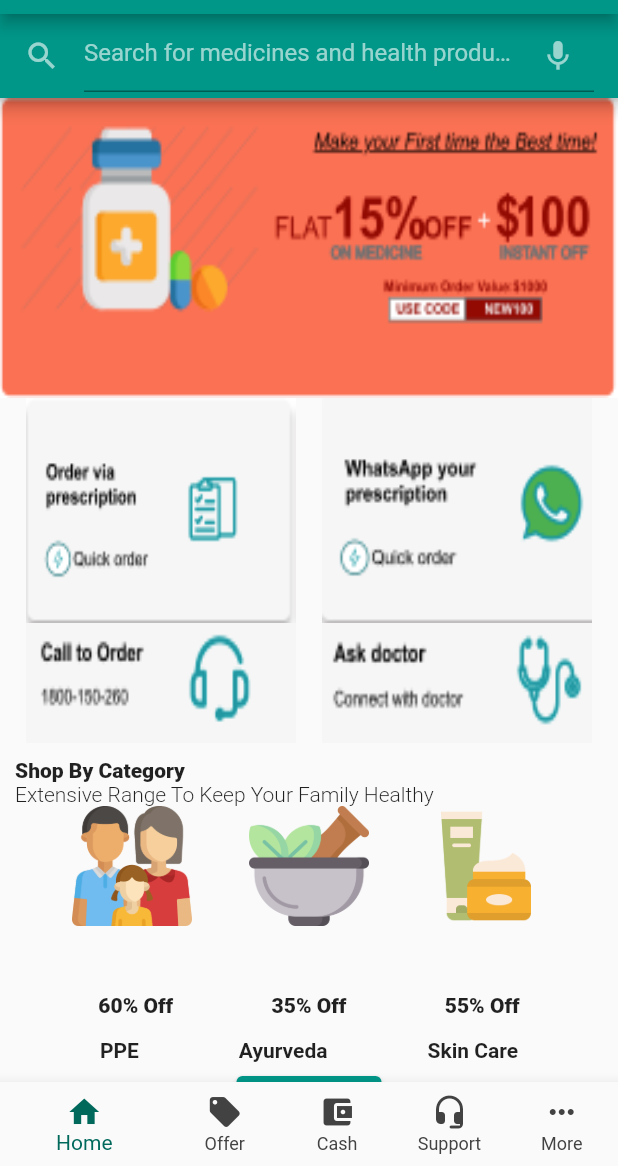
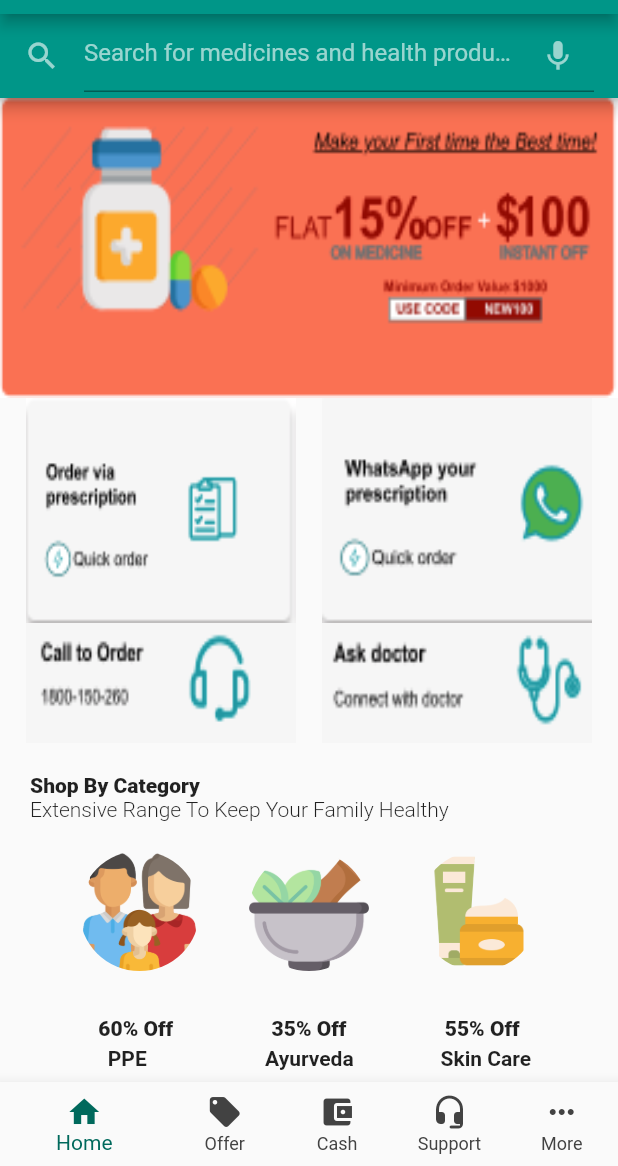
Before and after one commit to swaran5/seventh_dev_demo_app, a Flutter app: the screen it shows after launch, on a phone screen of 412 x 824 dp, the part 70-1236 px from its top. Run offline on Flutter 3.47's test engine with Material 2 defaults, Android fonts, the phone set to English and light mode, and no system bars.

Commit message:
changes in border margins

```diff
--- a/lib/main.dart
+++ b/lib/main.dart
@@ -18,6 +18,28 @@ class MyApp extends StatelessWidget {
         primarySwatch: Colors.teal,
       ),
       home: MyStatefulWidget(),
+    );
+  }
+}
+
+class HomeWidget extends StatelessWidget {
+  @override
+  Widget build(BuildContext context) {
+    return Scaffold(
+      body: ScrollingPart(),
+      appBar: AppBar(
+        title: TextField(
+          style: TextStyle(color: Colors.white),
+          decoration: InputDecoration(
+              icon: Icon(
+                Icons.search,
+                color: Colors.white60,
+              ),
+              hintText: "Search for medicines and health products",
+              hintStyle: TextStyle(color: Colors.white60),
+              suffixIcon: Icon(Icons.mic, color: Colors.white60)),
+        ),
+      ),
     );
   }
 }
@@ -96,7 +118,7 @@ class ScrollingPart extends StatelessWidget {
                   ),
                 ),
                 Container(
-                    margin: EdgeInsets.all(10),
+                    margin: EdgeInsets.all(20),
                     height: 140.0,
                     child: Column(
                       children: [
@@ -118,9 +140,11 @@ class ScrollingPart extends StatelessWidget {
                           mainAxisAlignment: MainAxisAlignment.spaceEvenly,
                           children: [
                             Container(
+                              margin: EdgeInsets.only(top: 20),
                               height: 80,
                               width: 80,
                               decoration: BoxDecoration(
+                                shape: BoxShape.circle,
                                 image: DecorationImage(
                                   image: AssetImage('images/family.png'),
                                   fit: BoxFit.fill,
@@ -128,9 +152,11 @@ class ScrollingPart extends StatelessWidget {
                               ),
                             ),
                             Container(
+                              margin: EdgeInsets.only(top: 20),
                               height: 80,
                               width: 80,
                               decoration: BoxDecoration(
+                                shape: BoxShape.circle,
                                 image: DecorationImage(
                                   image: AssetImage('images/ayurveda.png'),
                                   fit: BoxFit.fill,
@@ -138,9 +164,11 @@ class ScrollingPart extends StatelessWidget {
                               ),
                             ),
                             Container(
+                              margin: EdgeInsets.only(top: 20),
                               height: 80,
                               width: 80,
                               decoration: BoxDecoration(
+                                shape: BoxShape.circle,
                                 image: DecorationImage(
                                   image: AssetImage('images/skincare.png'),
                                   fit: BoxFit.fill,
@@ -153,8 +181,7 @@ class ScrollingPart extends StatelessWidget {
                     )),
                 Container(
                   // Another fixed-height child.
-                  height: 30.0,
-                  alignment: Alignment.centerLeft,
+                  height: 20.0,
                   child: Row(
                       mainAxisAlignment: MainAxisAlignment.spaceEvenly,
                       children: [
@@ -177,19 +204,18 @@ class ScrollingPart extends StatelessWidget {
                 ),
                 Container(
                   // Another fixed-height child.
-                  height: 30.0,
-                  alignment: Alignment.centerLeft,
+                  height: 20.0,
                   child: Row(
                       mainAxisAlignment: MainAxisAlignment.spaceEvenly,
                       children: [
                     Container(
                         child: Text(
-                          'PPE',
+                          '    PPE',
                           style: TextStyle(fontWeight: FontWeight.w600),
                         )),
                     Container(
                         child: Text(
-                          'Ayurveda',
+                          '      Ayurveda',
                           style: TextStyle(fontWeight: FontWeight.w600),
                         )),
                     Container(
@@ -200,7 +226,7 @@ class ScrollingPart extends StatelessWidget {
                   ]),
                 ),
                 Container(
-                  height: 40.0,
+                  height: 60.0,
                   alignment: Alignment.center,
                   child: Align(
                     alignment: Alignment.centerLeft,
@@ -307,25 +333,3 @@ class _MyStatefulWidgetState extends State<MyStatefulWidget> {
     );
   }
 }
-
-class HomeWidget extends StatelessWidget {
-  @override
-  Widget build(BuildContext context) {
-    return Scaffold(
-      body: ScrollingPart(),
-      appBar: AppBar(
-        title: TextField(
-          style: TextStyle(color: Colors.white),
-          decoration: InputDecoration(
-              icon: Icon(
-                Icons.search,
-                color: Colors.white60,
-              ),
-              hintText: "Search for medicines and health products",
-              hintStyle: TextStyle(color: Colors.white60),
-              suffixIcon: Icon(Icons.mic, color: Colors.white60)),
-        ),
-      ),
-    );
-  }
-}
```
